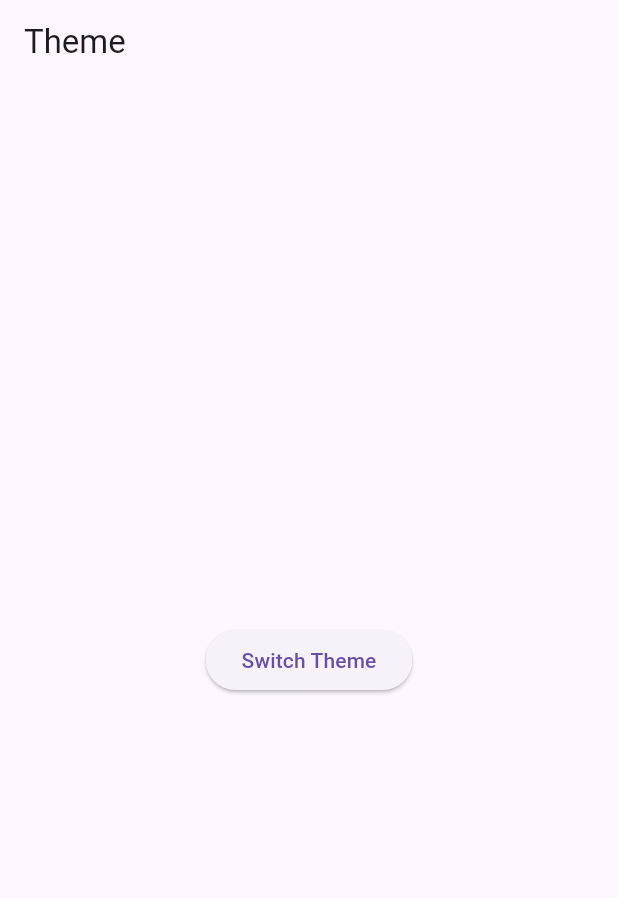
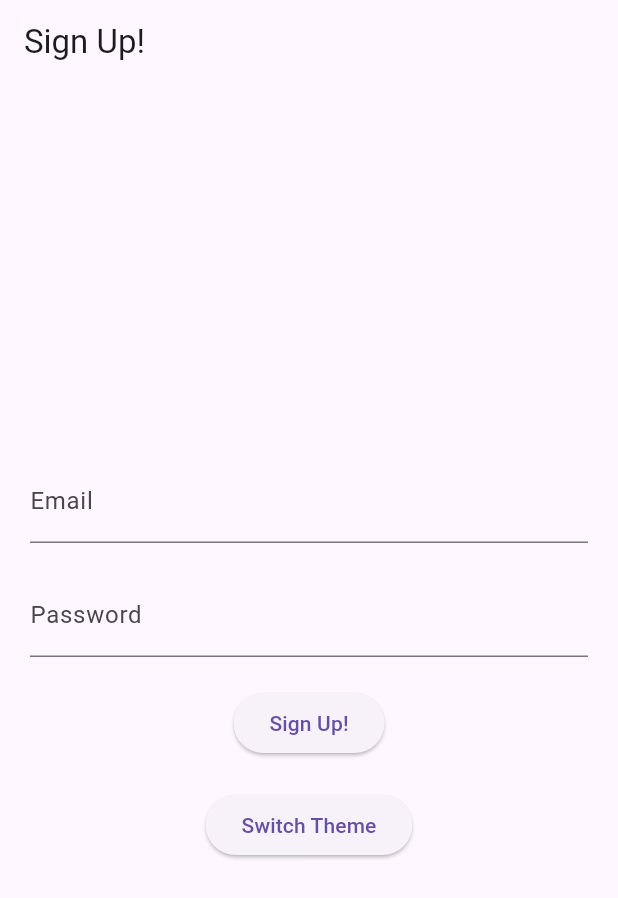
Before and after one commit to ItsJenny1/DailyJournal-App, a Flutter app: the screen it shows after launch, on a phone screen of 412 x 824 dp. Shown: the top 898 px of the screen. Run offline on Flutter 3.47's test engine with Material 3 defaults, Android fonts, the phone set to English and light mode, and no system bars; statements that could not run were skipped.

Commit message:
Update main.dart

```diff
--- a/MADPrj1/dailyjournalapp1/lib/main.dart
+++ b/MADPrj1/dailyjournalapp1/lib/main.dart
@@ -3,42 +3,96 @@ import 'package:provider/provider.dart';
 
 void main() {
   runApp(
-    ChangeNotifierProvider(
-      create: (_) => ThemeProvider(ThemeData.light()), // Initial theme
+    MultiProvider(
+      providers: [
+        ChangeNotifierProvider(create: (_) => ThemeProvider(ThemeData.light())),
+        ChangeNotifierProvider(create: (_) => AuthProvider()),
+      ],
       child: MainApp(),
     ),
   );
 }
 
 class MainApp extends StatelessWidget {
-  const MainApp({Key key}) : super(key: key);
-
   @override
   Widget build(BuildContext context) {
     return Consumer<ThemeProvider>(
       builder: (context, themeProvider, _) {
         return MaterialApp(
           theme: themeProvider.getTheme(),
-          home: Scaffold(
+          home: SignUpScreen(),
+        );
+      },
+    );
+  }
+}
+
+class SignUpScreen extends StatelessWidget {
+  @override
+  Widget build(BuildContext context) {
+    return Scaffold(
       appBar: AppBar(
-              title: Text('Theme'),
+        title: Text('Sign Up!'),
       ),
       body: Center(
-              child: ElevatedButton(
+        child: Padding(
+          padding: const EdgeInsets.all(20.0),
+          child: Column(
+            mainAxisAlignment: MainAxisAlignment.center,
+            children: [
+              SignUpForm(),
+              SizedBox(height: 20.0),
+              ElevatedButton(
                 onPressed: () {
-                  // Toggle between light and dark themes
-                  final currentTheme = themeProvider.getTheme();
-                  final newTheme = currentTheme.brightness == Brightness.light
-                      ? ThemeData.dark()
-                      : ThemeData.light();
-                  themeProvider.setTheme(newTheme);
+                  Provider.of<ThemeProvider>(context, listen: false).toggleTheme();
                 },
                 child: Text('Switch Theme'),
+              ),
+            ],
           ),
         ),
       ),
     );
+  }
+}
+
+class SignUpForm extends StatefulWidget {
+  @override
+  _SignUpFormState createState() => _SignUpFormState();
+}
+
+class _SignUpFormState extends State<SignUpForm> {
+  final TextEditingController _emailController = TextEditingController();
+  final TextEditingController _passwordController = TextEditingController();
+
+  @override
+  Widget build(BuildContext context) {
+    return Column(
+      children: [
+        TextField(
+          controller: _emailController,
+          decoration: InputDecoration(
+            labelText: 'Email',
+          ),
+        ),
+        SizedBox(height: 20.0),
+        TextField(
+          controller: _passwordController,
+          decoration: InputDecoration(
+            labelText: 'Password',
+          ),
+          obscureText: true,
+        ),
+        SizedBox(height: 20.0),
+        ElevatedButton(
+          onPressed: () {
+            final String email = _emailController.text.trim();
+            final String password = _passwordController.text.trim();
+            Provider.of<AuthProvider>(context, listen: false).signUp(email, password);
           },
+          child: Text('Sign Up!'),
+        ),
+      ],
     );
   }
 }
@@ -50,8 +104,8 @@ class ThemeProvider with ChangeNotifier {
 
   ThemeData getTheme() => _themeData;
 
-  void setTheme(ThemeData themeData) {
-    _themeData = themeData;
+  void toggleTheme() {
+    _themeData = _themeData.brightness == Brightness.light ? ThemeData.dark() : ThemeData.light();
     notifyListeners();
   }
 }
```
Lines whose indentation alone changed are shown as unchanged.
